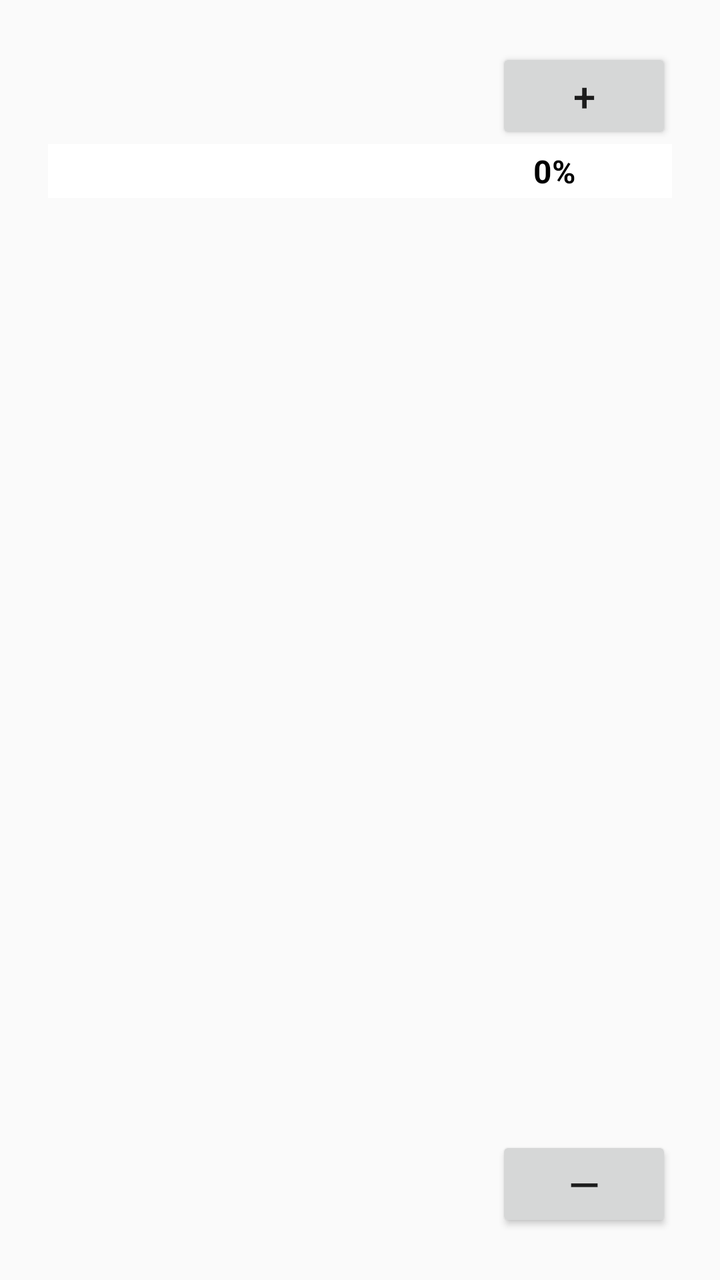
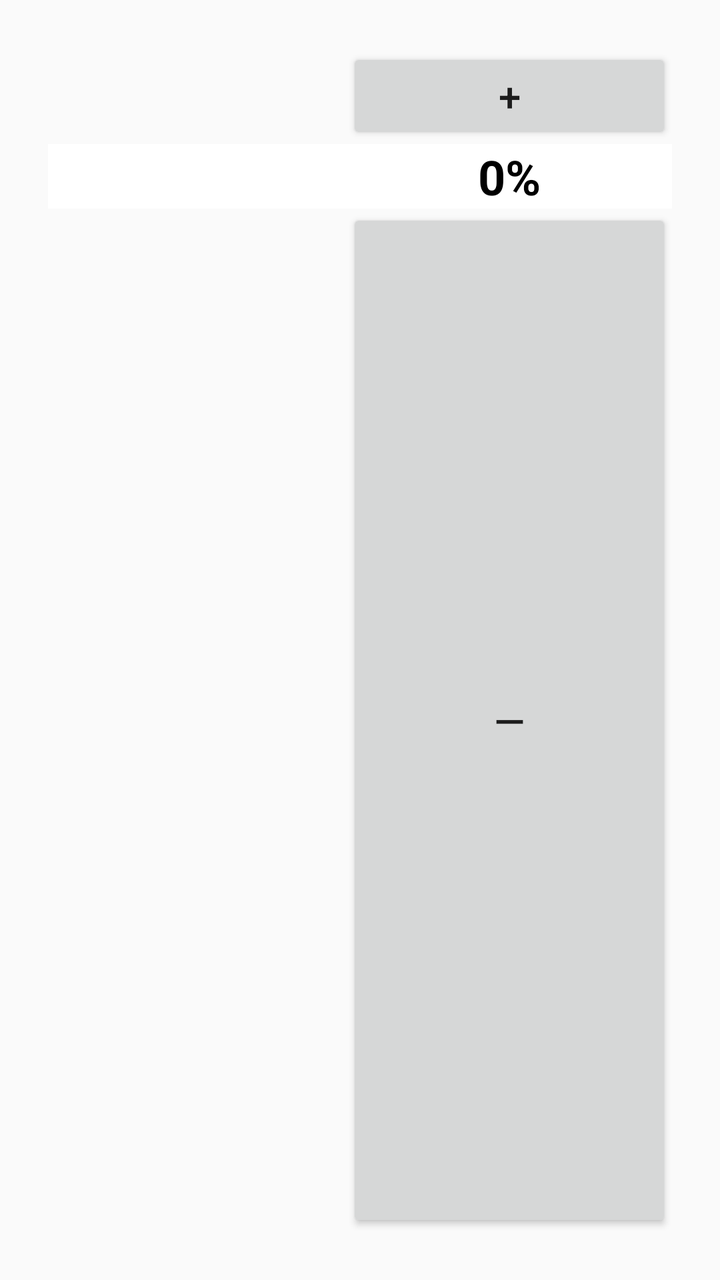

An Android layout rendered at two revisions. The XML below is the earlier revision; the diff shows what the commit changed to produce the second picture.
<!-- AndroidManifest.xml: application theme AppTheme -->
<!-- res/layout/color_list_content.xml -->
<?xml version="1.0" encoding="utf-8"?>
<GridLayout
    xmlns:android="http://schemas.android.com/apk/res/android"
    xmlns:tools="http://schemas.android.com/tools"
    android:layout_width="match_parent"
    android:layout_height="wrap_content"
    android:layout_margin="15dp"
    android:padding="24dp"
    android:rowCount="3"
    android:columnCount="3"
    android:orientation="horizontal"
    tools:context=".ColorListActivity">

    <TextView
        android:id="@+id/id_text"
        android:layout_row="1"
        android:layout_column="0"
        android:layout_columnWeight="1"
        android:layout_gravity="fill"
        android:gravity="center"
        android:background="#fff"
        android:textColor="#000"
        android:textAppearance="?attr/textAppearanceListItem" />

    <TextView
        android:id="@+id/content"
        android:layout_row="1"
        android:layout_column="1"
        android:layout_columnWeight="1"
        android:layout_gravity="fill"
        android:gravity="center"
        android:background="#fff"
        android:textColor="#000"
        android:textSize="20sp" />

    <Button
        android:id="@+id/increment"
        android:layout_row="0"
        android:layout_column="2"
        android:layout_gravity="end|top"
        android:textSize="20sp"
        android:text="+"/>

    <EditText
        android:id="@+id/percent"
        android:layout_row="1"
        android:layout_column="2"
        android:layout_columnWeight="1"
        android:layout_gravity="fill"
        android:gravity="center"
        android:background="#fff"
        android:textColor="#000"
        android:textStyle="bold"
        android:text="0%"
        android:hint=""
        android:autofillHints="percent"
        android:textAppearance="?attr/textAppearanceListItem"/>

    <Button
        android:id="@+id/decrement"
        android:layout_row="2"
        android:layout_column="2"
        android:layout_gravity="end|bottom"
        android:textSize="20sp"
        android:text="—"/>

</GridLayout>
<!-- resources referenced by this layout -->
<resources>
  <style name="AppTheme" parent="Theme.AppCompat.Light.DarkActionBar">
          
          <item name="colorPrimary">@color/colorPrimary</item>
          <item name="colorPrimaryDark">@color/colorPrimaryDark</item>
          <item name="colorAccent">@color/colorAccent</item>
      </style>
  <color name="colorPrimary">#333</color>
  <color name="colorPrimaryDark">#000</color>
  <color name="colorAccent">#DD0000</color>
</resources>

<!-- the commit's change to res/layout/color_list_content.xml (unified diff, before → after) -->
@@ -6,6 +6,7 @@
     android:layout_height="wrap_content"
     android:layout_margin="15dp"
     android:padding="24dp"
+    android:elevation="4dp"
     android:rowCount="3"
     android:columnCount="3"
     android:orientation="horizontal"
@@ -37,7 +38,8 @@
         android:id="@+id/increment"
         android:layout_row="0"
         android:layout_column="2"
-        android:layout_gravity="end|top"
+        android:layout_columnWeight="1"
+        android:layout_gravity="fill"
         android:textSize="20sp"
         android:text="+"/>
 
@@ -51,16 +53,17 @@
         android:background="#fff"
         android:textColor="#000"
         android:textStyle="bold"
+        android:textSize="24sp"
         android:text="0%"
         android:hint=""
-        android:autofillHints="percent"
-        android:textAppearance="?attr/textAppearanceListItem"/>
+        android:autofillHints="percent"/>
 
     <Button
         android:id="@+id/decrement"
         android:layout_row="2"
         android:layout_column="2"
-        android:layout_gravity="end|bottom"
+        android:layout_columnWeight="1"
+        android:layout_gravity="fill"
         android:textSize="20sp"
         android:text="—"/>
 
